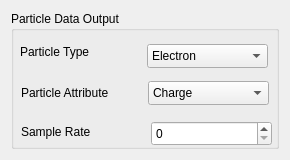
SCIInstitute/SCIRun, file src/Interface/Modules/ParticleInCell/PIConGPUReaderDialog.ui: the form before one commit.
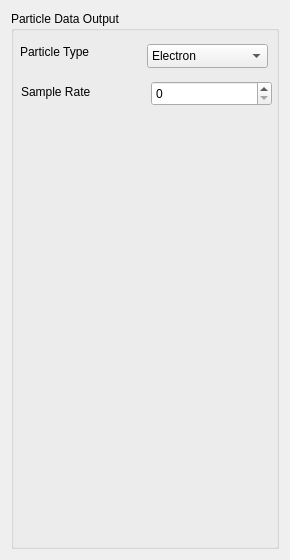
The form after the commit.

Commit message: PIConGPUReader initial code changes made and commented out

```diff
--- a/src/Interface/Modules/ParticleInCell/PIConGPUReaderDialog.ui
+++ b/src/Interface/Modules/ParticleInCell/PIConGPUReaderDialog.ui
@@ -7,13 +7,13 @@
     <x>0</x>
     <y>0</y>
     <width>290</width>
-    <height>160</height>
+    <height>560</height>
    </rect>
   </property>
   <property name="minimumSize">
    <size>
     <width>290</width>
-    <height>160</height>
+    <height>560</height>
    </size>
   </property>
   <property name="windowTitle">
@@ -75,59 +75,11 @@
        <string>Particle Type</string>
       </property>
      </widget>
-     <widget class="QLabel" name="label_4">
-      <property name="geometry">
-       <rect>
-        <x>10</x>
-        <y>70</y>
-        <width>121</width>
-        <height>24</height>
-       </rect>
-      </property>
-      <property name="text">
-       <string>Particle Attribute</string>
-      </property>
-     </widget>
-     <widget class="QComboBox" name="particleAttribute_">
-      <property name="geometry">
-       <rect>
-        <x>137</x>
-        <y>70</y>
-        <width>121</width>
-        <height>24</height>
-       </rect>
-      </property>
-      <item>
-       <property name="text">
-        <string>Charge</string>
-       </property>
-      </item>
-      <item>
-       <property name="text">
-        <string>Mass</string>
-       </property>
-      </item>
-      <item>
-       <property name="text">
-        <string>Momentum</string>
-       </property>
-      </item>
-      <item>
-       <property name="text">
-        <string>Position</string>
-       </property>
-      </item>
-      <item>
-       <property name="text">
-        <string>None</string>
-       </property>
-      </item>
-     </widget>
      <widget class="QSpinBox" name="sampleRate_">
       <property name="geometry">
        <rect>
         <x>140</x>
-        <y>110</y>
+        <y>70</y>
         <width>121</width>
         <height>25</height>
        </rect>
@@ -137,7 +89,7 @@
       <property name="geometry">
        <rect>
         <x>10</x>
-        <y>110</y>
+        <y>70</y>
         <width>121</width>
         <height>21</height>
        </rect>
```
The commit also changes 3 other files.
